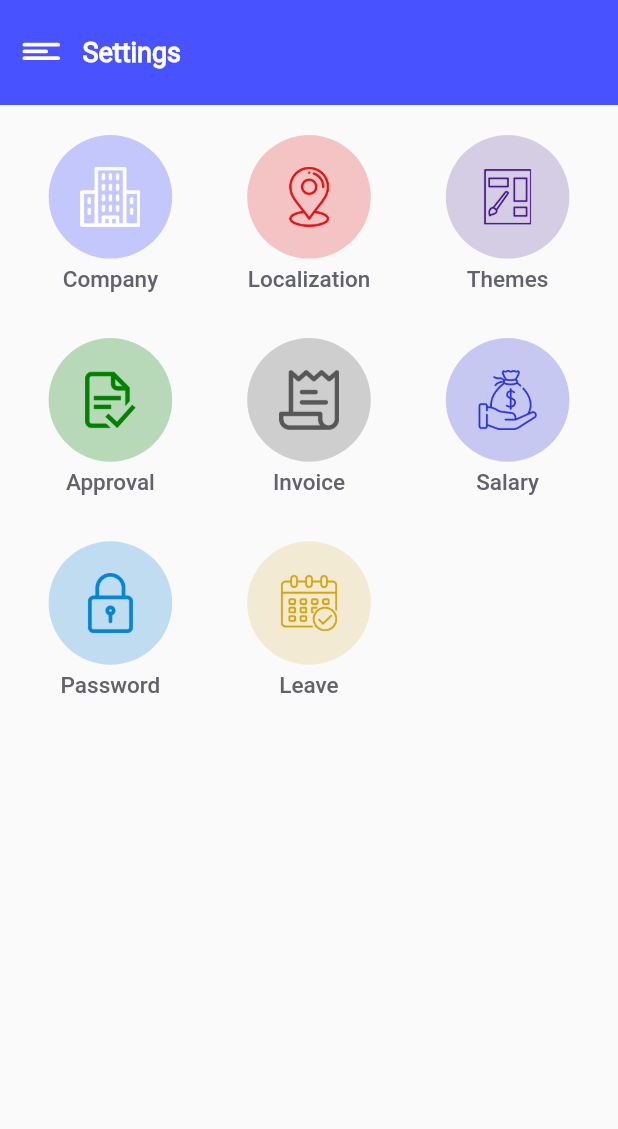
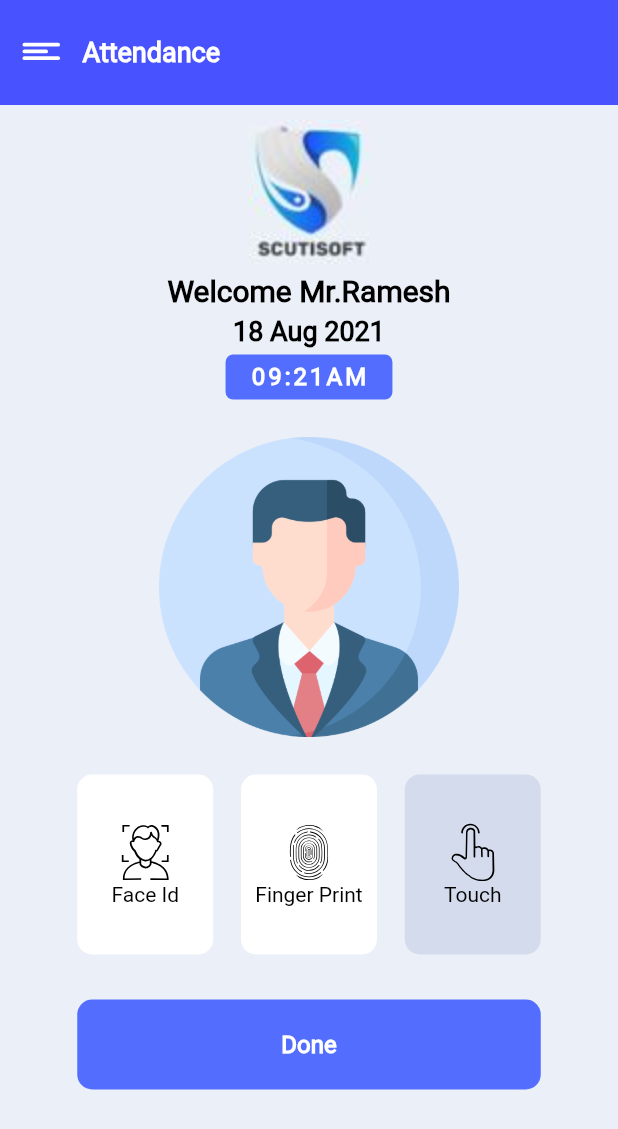
Before and after one commit to bala-619/payroll, a Flutter app: the Masterpage screen opened directly, on a phone screen of 412 x 824 dp. Shown: the top 1129 px of the screen. Run offline on Flutter 3.47's test engine with Material 2 defaults, Android fonts, the phone set to English and light mode, and no system bars; our stand-ins replace flutter_svg.

Commit message:
attendance,assets,

```diff
--- /dev/null
+++ b/lib/pages/Attendance/attendance.dart
@@ -0,0 +1,212 @@
+import 'package:flutter/cupertino.dart';
+import 'package:flutter/material.dart';
+import 'package:flutter_svg/svg.dart';
+import 'package:payroll/widgets/navigationBarIcon.dart';
+
+import '../settings/add-settings.dart';
+
+
+class Attendance extends StatefulWidget {
+  VoidCallback voidCallback;
+  Attendance({required this.voidCallback});
+  @override
+  _AttendanceState createState() => _AttendanceState();
+}
+
+class _AttendanceState extends State<Attendance> {
+  GlobalKey <ScaffoldState> scaffoldkey=new GlobalKey<ScaffoldState>();
+  @override
+  late  double width,height,width2;
+  Widget build(BuildContext context) {
+    width=MediaQuery.of(context).size.width;
+    height=MediaQuery.of(context).size.height;
+    width2=width-16;
+    return SafeArea(
+      child:Scaffold(
+        backgroundColor: Color(0XFFEBEFF8),
+        key: scaffoldkey,
+        body: Container(
+          child: Column(
+            children: [
+              Container(
+                width: width,
+                height: 70,
+                color: Color(0xff4852FF),
+                child: Row(
+                  children: [
+                    GestureDetector(
+                        onTap: (){
+                          widget.voidCallback();
+                          //scaffoldkey.currentState.openDrawer();
+                        },
+                        child: NavBarIcon()
+                    ),
+                    Container(
+                      child: Text('Attendance',style: TextStyle(color: Color(0xffffffff),fontSize: 18,fontWeight: FontWeight.bold,fontFamily: 'RR'),),
+                    ),
+                  ],
+                ),
+              ),
+              SizedBox(height: 10.0,),
+              Container(
+                width: width,
+                child: Column(
+                  mainAxisAlignment:MainAxisAlignment.center,
+                  children: [
+                     Container(
+                       child: Image.asset("assets/attendance/logo.jpg", width: 80,fit: BoxFit.cover,),
+                     ) ,
+                    SizedBox(height: 5.0,),
+                    //Login Successful-UI-Start
+
+                    // Container(
+                    //     child: Text('Login Successful!',style: TextStyle(color: Color(0XFF2D972A),fontSize: 20,fontWeight: FontWeight.bold,fontFamily: 'RR'),),
+                    // ),
+                    // SizedBox(height: 5.0,),
+                    // Container(
+                    //    child: Text('18 Aug 2021 / 09:21 AM',style: TextStyle(color: Color(0XFF000000),fontSize: 18,fontWeight: FontWeight.bold,fontFamily: 'RR'),),
+                    //  ),
+                    // SizedBox(height:5.0,),
+                    // Container(
+                    //   width: width*0.27,
+                    //   height: 30,
+                    //   decoration: BoxDecoration(
+                    //     borderRadius: BorderRadius.circular(5),
+                    //     // boxShadow: [
+                    //     //   BoxShadow(color: Colors.green, spreadRadius: 3),
+                    //     // ],
+                    //     color: Colors.indigoAccent,
+                    //   ),
+                    //   child:Center(child: Text('19:31AM',style: TextStyle(fontSize: 16,fontWeight: FontWeight.bold,color: Color(0xffffffff),fontFamily:'RR',letterSpacing: 2.0), )) ,
+                    // ),
+
+                    //Login Successful-UI-End
+                    Container(
+                      child: Text('Welcome Mr.Ramesh',style: TextStyle(color: Color(0XFF000000),fontSize: 20,fontWeight: FontWeight.bold,fontFamily: 'RR'),),
+                    ),
+                    SizedBox(height: 5.0,),
+                    Container(
+                      child: Text('18 Aug 2021',style: TextStyle(color: Color(0XFF000000),fontSize: 18,fontWeight: FontWeight.bold,fontFamily: 'RR'),),
+                    ),
+                    SizedBox(height:5.0,),
+                    Container(
+                      width: width*0.27,
+                      height: 30,
+                      decoration: BoxDecoration(
+                        borderRadius: BorderRadius.circular(5),
+                        // boxShadow: [
+                        //   BoxShadow(color: Colors.green, spreadRadius: 3),
+                        // ],
+                        color: Colors.indigoAccent,
+                      ),
+                      child:Center(child: Text('09:21AM',style: TextStyle(fontSize: 16,fontWeight: FontWeight.bold,color: Color(0xffffffff),fontFamily:'RR',letterSpacing: 2.0), )) ,
+                    ),
+                    SizedBox(height: 25.0,),
+                    Container(
+                             child: Image.asset("assets/attendance/profile.png" ,width: 200,fit: BoxFit.cover,),
+                    ) ,
+                    SizedBox(height: 25.0,),
+                    Container(
+                      width: width*0.75,
+                      child: Row(
+                        crossAxisAlignment:CrossAxisAlignment.center ,
+                        mainAxisAlignment: MainAxisAlignment.spaceBetween,
+                        children: [
+                          Container(
+                            width: width*0.22,
+                            height: 120,
+                            decoration: BoxDecoration(
+                              borderRadius: BorderRadius.circular(10),
+                              // boxShadow: [
+                              //   BoxShadow(color: Colors.green, spreadRadius: 3),
+                              // ],
+                              color: Colors.white,
+                            ),
+                            child:Column(
+                              mainAxisAlignment:MainAxisAlignment.center ,
+                            crossAxisAlignment: CrossAxisAlignment.center,
+                            children: [
+                              Container(
+                                child: SvgPicture.asset("assets/attendance/face-id-01.svg" ,width: 40,color: Color(0XFF000000),),
+                              ),
+                              Container(
+                                  child: Text('Face Id',style: TextStyle(fontSize: 14,color: Color(0XFF000000),fontFamily:'RR',),
+                                  )
+                              ),
+                            ],
+                              ) ,
+                          ),
+                          Container(
+                            width: width*0.22,
+                            height: 120,
+                            decoration: BoxDecoration(
+                              borderRadius: BorderRadius.circular(10),
+                              // boxShadow: [
+                              //   BoxShadow(color: Colors.green, spreadRadius: 3),
+                              // ],
+                              color: Colors.white,
+                            ),
+                            child:Column(
+                              mainAxisAlignment:MainAxisAlignment.center ,
+                              crossAxisAlignment: CrossAxisAlignment.center,
+                              children: [
+                                Container(
+                                  child: SvgPicture.asset("assets/attendance/finger print-01.svg" ,width: 40,),
+                                ),
+                                Container(
+                                    child: Text('Finger Print',style: TextStyle(fontSize: 14,color: Color(0XFF000000),fontFamily:'RR',),
+                                    )
+                                ),
+                              ],
+                            ) ,
+                          ),
+                          Container(
+                            width: width*0.22,
+                            height: 120,
+                            decoration: BoxDecoration(
+                              borderRadius: BorderRadius.circular(10),
+                              // boxShadow: [
+                              //   BoxShadow(color: Colors.green, spreadRadius: 3),
+                              // ],
+                              color: Color(0XFFD4DBEC),
+                            ),
+                            child:Column(
+                              mainAxisAlignment:MainAxisAlignment.center ,
+                              crossAxisAlignment: CrossAxisAlignment.center,
+                              children: [
+                                Container(
+                                  child: SvgPicture.asset("assets/attendance/touch-01.svg" ,width: 40,),
+                                ),
+                                Container(
+                                    child: Text('Touch',style: TextStyle(fontSize: 14,color: Color(0XFF000000),fontFamily:'RR',),
+                                    )
+                                ),
+                              ],
+                            ) ,
+                          ),
+                        ],
+                      ),
+                    ),
+                    SizedBox(height: 30.0,),
+                    Container(
+                      width: width*0.75,
+                      height: 60,
+                      decoration: BoxDecoration(
+                        borderRadius: BorderRadius.circular(10),
+                        // boxShadow: [
+                        //   BoxShadow(color: Colors.green, spreadRadius: 3),
+                        // ],
+                        color: Colors.indigoAccent,
+                      ),
+                      child:Center(child: Text('Done',style: TextStyle(fontSize: 16,fontWeight: FontWeight.bold,color: Color(0xffffffff),fontFamily:'RR'), )) ,
+                    ),
+                  ],
+                ),
+              ),
+            ],
+          ),
+        ),
+      ),
+    );
+  }
+}
--- a/lib/pages/mainpage/masterpage.dart
+++ b/lib/pages/mainpage/masterpage.dart
@@ -1,5 +1,6 @@
 import 'package:flutter/material.dart';
 import 'package:flutter_svg/flutter_svg.dart';
+import 'package:payroll/pages/Attendance/attendance.dart';
 import 'package:payroll/pages/mainpage/settings.dart';
 
 import 'dashboard.dart';
@@ -13,7 +14,7 @@ class Masterpage extends StatefulWidget {
 class _MasterpageState extends State<Masterpage> {
   @override
   GlobalKey <ScaffoldState> scaffoldkey=new GlobalKey<ScaffoldState>();
-  int menuSel=2;
+  int menuSel=3;
   late  double width,height,width2;
   Widget build(BuildContext context) {
     width=MediaQuery.of(context).size.width;
@@ -86,6 +87,25 @@ class _MasterpageState extends State<Masterpage> {
 
                 ),
               ),
+              Container(
+                height: 40,
+                alignment: Alignment.centerLeft,
+                decoration: BoxDecoration(
+                  // color: Colors.red
+                  //  border: Border(bottom: BorderSide())
+                ),
+                child: ListTile(
+                  leading:SvgPicture.asset("assets/side-icon/settings.svg",width: 25,color:Color(0xff4852FF),),
+                  title: Text('Attendance', style: TextStyle(fontSize: 20,color:Color(0xff4852FF), fontFamily:'RR'), ),
+                  onTap: (){
+                    setState(() {
+                      menuSel=3;
+                    });
+                    scaffoldkey.currentState!.openEndDrawer();
+                  },
+
+                ),
+              ),
               //   Divider(color: Color(0xff099FAF),thickness: 0.1,),
 
 
@@ -102,7 +122,12 @@ class _MasterpageState extends State<Masterpage> {
 
               scaffoldkey.currentState!.openDrawer();
             },
-          ) :Container(),
+          ) :menuSel==3?Attendance (
+            voidCallback:(){
+
+              scaffoldkey.currentState!.openDrawer();
+            },
+          )  :Container(),
         ),
 
 
--- a/pubspec.yaml
+++ b/pubspec.yaml
@@ -54,6 +54,7 @@ flutter:
     - assets/settings/
     - assets/settings/compny-icon/
     - assets/settings/theme-icon/
+    - assets/attendance/
 
 
   # An image asset can refer to one or more resolution-specific "variants", see
```
Also changed, not shown: assets/attendance/face-id-01.svg (added), assets/attendance/finger print-01.svg (added), assets/attendance/human-icon.svg (added), assets/attendance/logo.jpg (added), assets/attendance/profile.png (added), assets/attendance/touch-01.svg (added).
